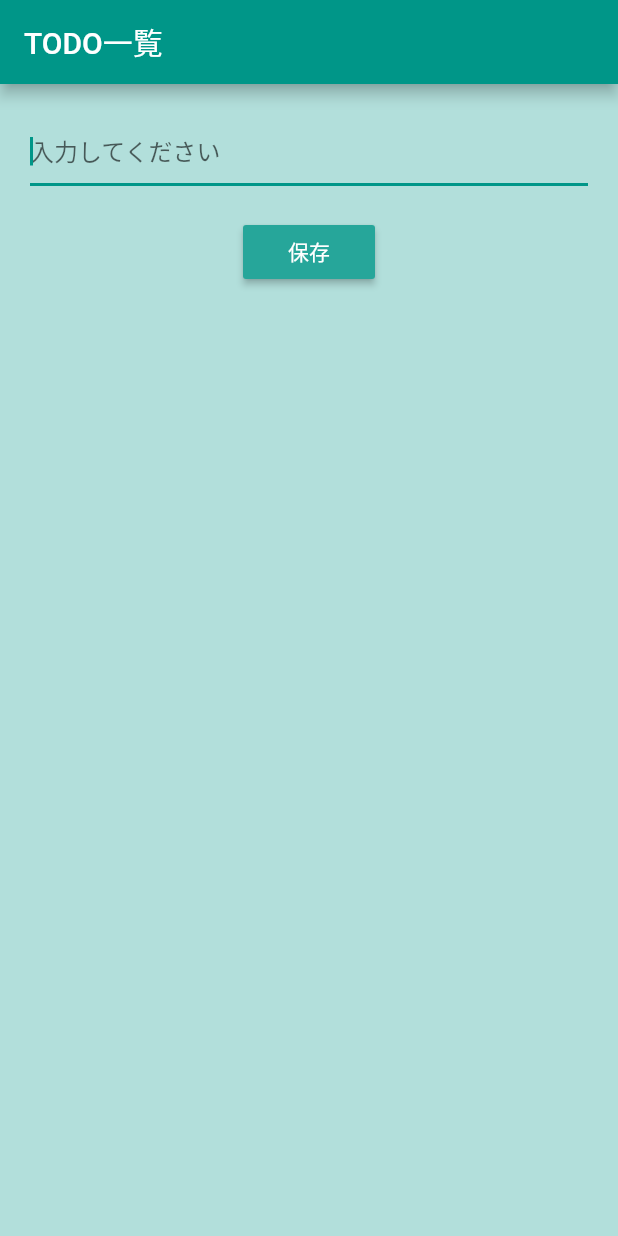
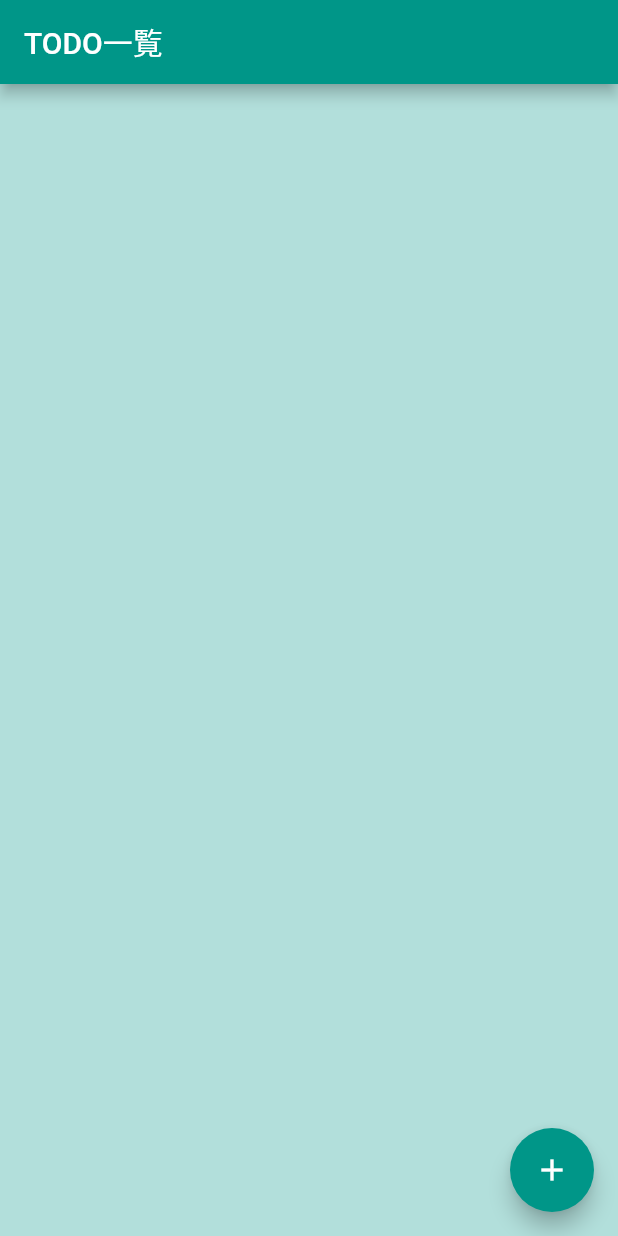
Before and after one commit to TD3P/flutter_mytodo, a Flutter app: the screen it shows after launch, on a phone screen of 412 x 824 dp. Run offline on Flutter 3.47's test engine with Material 2 defaults, Android fonts, the phone set to English and light mode, and no system bars.

Commit message:
追加画面の追加、ルーティング追加

```diff
--- a/lib/View/todoList.dart
+++ b/lib/View/todoList.dart
@@ -1,4 +1,5 @@
 import 'package:flutter/material.dart';
+import 'package:mytodo/View/addTodo.dart';
 
 // TOPページ
 class TodoList extends StatefulWidget {
@@ -13,22 +14,6 @@ class _TodoListState extends State<TodoList> {
   // todoの一覧リスト変数を用意
   List<String> todoList = [];
 
-  // テキストフィールドのコントローラー設定
-  // コントローラーの宣言
-  TextEditingController _todoInputController;
-
-  // コントローラーの初期化
-  void initState() {
-    super.initState();
-    _todoInputController = TextEditingController();
-  }
-
-  // statefulオブジェクトが削除されるときに、参照を削除してくれる
-  void dispose() {
-    super.dispose();
-    _todoInputController.dispose();
-  }
-
   @override
   Widget build(BuildContext context) {
     // scaffoldは画面構成の基本widget
@@ -39,50 +24,15 @@ class _TodoListState extends State<TodoList> {
         title: Text("TODO一覧"),
       ),
       // アプリのコンテンツ部分の設定
-      body: Column(
-        // column widgetにwidgetのセットを配列で渡す
-        children: <Widget>[
-          Padding(
-            padding: EdgeInsets.all(20.0),
-            child: TextField(
-              controller: _todoInputController,
-              decoration: InputDecoration(hintText: '入力してください'),
-              autofocus: true,
-            ),
-          ),
-          Padding(
-            padding:
-                EdgeInsets.only(top: 0.0, right: 0.0, bottom: 30.0, left: 0.0),
-            child: RaisedButton(
-              color: Colors.teal[400],
-              textColor: Colors.white,
-              child: Text('保存'),
-              onPressed: () {
-                // 変数の変化をリアルタイムに通知する
-                setState(
-                  () {
-                    // 何かしらの入力があるときだけ実行
-                    if (_todoInputController.text.length > 0) {
-                      // 配列に入力値を追加
-                      todoList.add(_todoInputController.text);
-                      // テキストボックスを初期化
-                      _todoInputController.clear();
-                    }
-                  },
-                );
-              },
-            ),
-          ),
-          Expanded(
-            child: ListView.builder(
+      body: ListView.builder(
         // リストの長さを計算
         itemCount: todoList.length,
         itemBuilder: (BuildContext context, int index) {
           return Container(
-                  padding: EdgeInsets.only(
-                      top: 0.0, right: 0.0, bottom: 0.0, left: 0.0),
-                  margin: EdgeInsets.only(
-                      top: 1.0, right: 0.0, bottom: 0.0, left: 0.0),
+            padding:
+                EdgeInsets.only(top: 0.0, right: 0.0, bottom: 0.0, left: 0.0),
+            margin:
+                EdgeInsets.only(top: 1.0, right: 0.0, bottom: 0.0, left: 0.0),
             color: Colors.cyan[600],
             child: ListTile(
               leading: Icon(Icons.star),
@@ -99,8 +49,22 @@ class _TodoListState extends State<TodoList> {
           );
         },
       ),
+      floatingActionButton: FloatingActionButton(
+        // onPressed: () {
+        //   Navigator.of(context).push(
+        //     MaterialPageRoute(
+        //       builder: (context) {
+        //         return AddTodo();
+        //       },
+        //     ),
+        //   );
+        // },
+        onPressed: () {
+          Navigator.of(context).pushNamed('/add');
+        },
+        child: const Icon(
+          Icons.add,
         ),
-        ],
       ),
     );
   }
--- a/lib/main.dart
+++ b/lib/main.dart
@@ -17,7 +17,11 @@ class MyApp extends StatelessWidget {
         primarySwatch: Colors.teal,
         visualDensity: VisualDensity.adaptivePlatformDensity,
       ),
-      home: TodoList(),
+      initialRoute: '/',
+      routes: {
+        '/': (_) => TodoList(),
+        '/add': (_) => AddTodo(),
+      },
     );
   }
 }
```
Also changed, not shown: lib/View/addTodo.dart (+77 -0 lines). Lines whose indentation alone changed are shown as unchanged.
